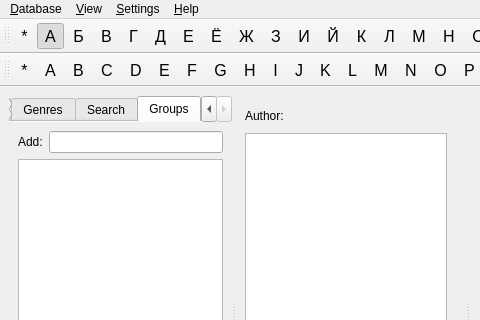
Above: mainwindow.ui from md2/pyhomelib before the change; both pictures show x 0 to 480 and y 0 to 320 of the 691 by 534 pixel window. Below: the same form after it.
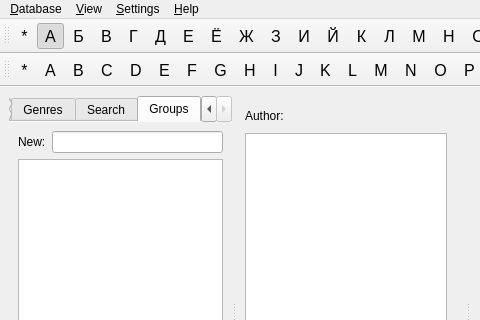
That is the form after the change. The open tabs and pages were chosen to show the change. Icons and pictures are not drawn. Custom widgets are drawn as their Qt base class.

Commit message: change text of a label

```diff
--- a/mainwindow.ui
+++ b/mainwindow.ui
@@ -303,7 +303,7 @@
            <item>
             <widget class="QLabel" name="label_7">
              <property name="text">
-              <string>Add:</string>
+              <string>New:</string>
              </property>
             </widget>
            </item>
```
The commit also changes 2 other files.
